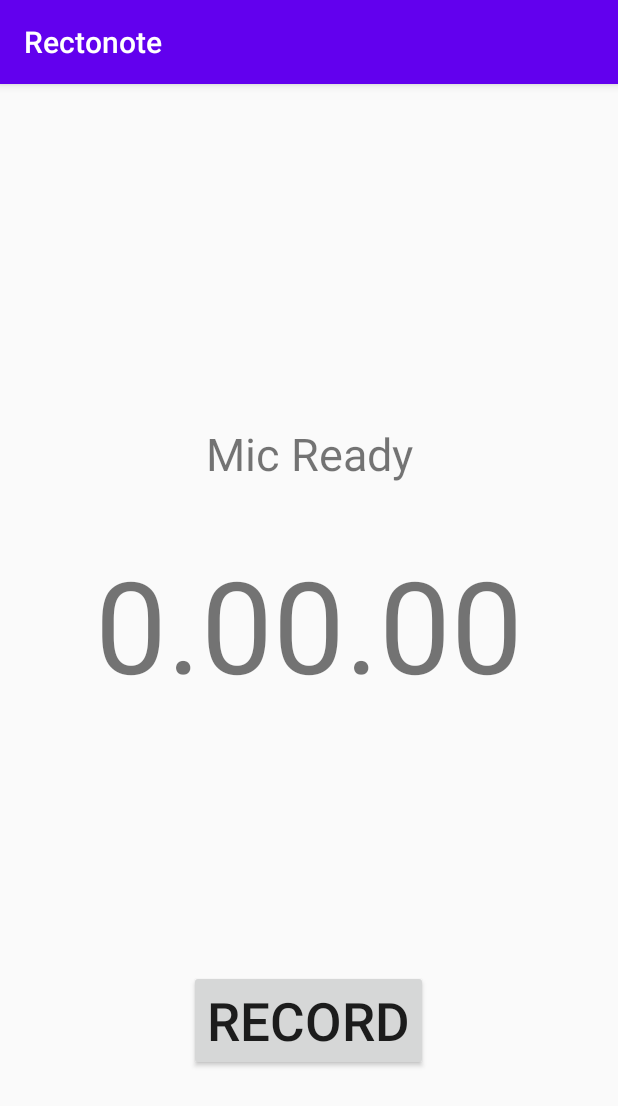
After one commit to Tharamac/Rectonote, an Android app: the AddNewIdea screen opened directly, with no data from a screen before it, on a phone screen of 412 x 824 dp. The commit adds this screen. Shown: the top 1106 px of the screen. Run offline under Robolectric (Android 15) with nearby library versions, the light colour scheme and no system bars; 8 statements that could not run were skipped.

Commit message:
add new activity / testing switch activity and testing timer

```diff
--- a/app/src/main/AndroidManifest.xml
+++ b/app/src/main/AndroidManifest.xml
@@ -1,6 +1,8 @@
 <?xml version="1.0" encoding="utf-8"?>
 <manifest xmlns:android="http://schemas.android.com/apk/res/android"
     package="com.app.rectonote">
+
+    <uses-permission android:name="android.permission.RECORD_AUDIO" />
 
     <application
         android:allowBackup="true"
@@ -9,6 +11,7 @@
         android:roundIcon="@mipmap/ic_launcher_round"
         android:supportsRtl="true"
         android:theme="@style/AppTheme">
+        <activity android:name=".AddNewIdea"></activity>
         <activity android:name=".MainActivity">
             <intent-filter>
                 <action android:name="android.intent.action.MAIN" />
--- /dev/null
+++ b/app/src/main/java/com/app/rectonote/AddNewIdea.kt
@@ -0,0 +1,173 @@
+package com.app.rectonote
+
+import android.Manifest
+import android.content.pm.PackageManager
+import android.media.AudioFormat
+import android.media.AudioRecord
+import android.media.MediaRecorder
+import android.os.Bundle
+import android.os.Handler
+import android.view.View
+import android.widget.Button
+import android.widget.TextView
+import androidx.appcompat.app.AppCompatActivity
+import java.io.FileNotFoundException
+import java.io.FileOutputStream
+import java.io.IOException
+import java.util.*
+
+
+private const val LOG_TAG = "AudioRecordTest"
+private const val REQUEST_RECORD_AUDIO_PERMISSION = 200
+
+class AddNewIdea : AppCompatActivity() {
+    //constant
+    private val REC_SAMPLERATE:Int = 8000
+    private val REC_CHANNELS = AudioFormat.CHANNEL_IN_MONO
+    private val REC_AUDIO_ENCODING = AudioFormat.ENCODING_PCM_16BIT
+
+    //element pointer
+    private val btnRecord = findViewById<Button>(R.id.btnRecord)
+    private val btnStop = findViewById<Button>(R.id.btnStop)
+    private val txtStatus = findViewById<TextView>(R.id.txtStatus)
+    private val txtTimer = findViewById<TextView>(R.id.txtTimer)
+
+    //flag
+    private var isRecording = false
+    private var recorder: AudioRecord? = null
+    private var recordingThread: Thread? = null
+    private var running = false
+    private var centisecs = 0
+    private var wasRunning = false
+
+    override fun onCreate(savedInstanceState: Bundle?) {
+        super.onCreate(savedInstanceState)
+        //fileName = "${externalCacheDir.absolutePath}/audiorecordtest.3gp"
+        setContentView(R.layout.activity_add_new_idea)
+        txtStatus.text = "Mic Ready"
+        btnRecord.setOnClickListener(pressPlay)
+        btnStop.setOnClickListener(pressStop)
+        startTimer()
+
+        val bufferSize = AudioRecord.getMinBufferSize(
+            REC_SAMPLERATE,
+            REC_CHANNELS, REC_AUDIO_ENCODING
+        )
+    }
+
+    //permission
+    private var permissionToRecordAccepted = false
+    private var permissions: Array<String> = arrayOf(Manifest.permission.RECORD_AUDIO)
+    override fun onRequestPermissionsResult(
+        requestCode: Int,
+        permissions: Array<String>,
+        grantResults: IntArray
+    ) {
+        super.onRequestPermissionsResult(requestCode, permissions, grantResults)
+        permissionToRecordAccepted = if (requestCode == REQUEST_RECORD_AUDIO_PERMISSION) {
+            grantResults[0] == PackageManager.PERMISSION_GRANTED
+        } else {
+            false
+        }
+        if (!permissionToRecordAccepted) finish()
+    }
+    private var bufferElements2Rec = 1024 // want to play 2048 (2K) since 2 bytes we use only 1024
+    private var bytesPerElement = 2
+
+    private val pressPlay = View.OnClickListener {
+        fun onClick(view:View){
+            btnRecord.isEnabled = false
+            btnRecord.visibility = View.INVISIBLE
+            btnStop.isEnabled = true
+            btnRecord.visibility = View.VISIBLE
+            centisecs = 0
+            running = true
+
+        }
+    }
+
+    private val pressStop = View.OnClickListener {
+        fun onClick(view : View){
+            btnRecord.isEnabled = true
+            btnRecord.visibility = View.VISIBLE
+            btnStop.isEnabled = false
+            btnStop.visibility = View.INVISIBLE
+            running = false;
+        }
+    }
+
+    private fun startTimer(){
+        val handler = Handler()
+        handler.postDelayed(Runnable {
+                var millisecs = centisecs % 10
+                var minutes = centisecs / 6000
+                var secs = (centisecs / 100) % 6000
+                var time = String.format(Locale.getDefault(),
+                    "%d:%02d:%02d", minutes, secs, millisecs)
+                txtTimer.text = time
+                if(running) centisecs++
+        },10)
+    }
+
+
+    private fun startRecording(){
+        recorder = AudioRecord(MediaRecorder.AudioSource.MIC,
+            REC_SAMPLERATE,
+            REC_CHANNELS,
+            REC_AUDIO_ENCODING,
+            bufferElements2Rec*bytesPerElement)
+        recorder!!.startRecording()
+        isRecording = true
+        recordingThread = Thread(Runnable { writeAudioDataToFile() }, "AudioRecorder Thread")
+        recordingThread!!.start()
+
+    }
+
+    private fun short2byte(sData: ShortArray): ByteArray? {
+        val shortArrsize = sData.size
+        val bytes = ByteArray(shortArrsize * 2)
+        for (i in 0 until shortArrsize) {
+            bytes[i * 2] = (sData[i].toInt().and(0x000000FF)) as Byte //Least Sig Bytes
+            bytes[i * 2 + 1] = (sData[i].toInt().shr(8)) as Byte //Most Sig Byte
+            sData[i] = 0
+        }
+        return bytes
+    }
+    private fun writeAudioDataToFile() {
+        val filePath = "${filesDir}/voice8K16bitmono.pcm"
+        var sData = ShortArray(bufferElements2Rec)
+
+        var outputStream: FileOutputStream ?= null
+        try{
+            outputStream = FileOutputStream(filePath)
+        }catch (e: FileNotFoundException){
+            e.printStackTrace();
+        }
+        while (isRecording) { // gets the voice output from microphone to byte format
+            recorder!!.read(sData, 0, bufferElements2Rec)
+            try { // // writes the data to file from buffer
+                // stores the voice buffer
+                val bData = short2byte(sData)
+                outputStream!!.write(bData, 0, bufferElements2Rec * bytesPerElement)
+            } catch (e: IOException) {
+                e.printStackTrace()
+            }
+        }
+        try {
+            outputStream!!.close()
+        } catch (e: IOException) {
+            e.printStackTrace()
+        }
+    }
+    private fun stopRecording() { // stops the recording activity
+        if (null != recorder) {
+            isRecording = false
+            recorder!!.stop()
+            recorder!!.release()
+            recorder = null
+            recordingThread = null
+        }
+    }
+
+
+}
--- /dev/null
+++ b/app/src/main/res/layout/activity_add_new_idea.xml
@@ -0,0 +1,60 @@
+<?xml version="1.0" encoding="utf-8"?>
+<androidx.constraintlayout.widget.ConstraintLayout xmlns:android="http://schemas.android.com/apk/res/android"
+    xmlns:app="http://schemas.android.com/apk/res-auto"
+    xmlns:tools="http://schemas.android.com/tools"
+    android:layout_width="match_parent"
+    android:layout_height="match_parent"
+    tools:context=".AddNewIdea">
+
+    <Button
+        android:id="@+id/btnRecord"
+        android:layout_width="wrap_content"
+        android:layout_height="wrap_content"
+        android:text="Record"
+        android:textSize="35dp"
+        app:layout_constraintBottom_toBottomOf="parent"
+        app:layout_constraintEnd_toEndOf="parent"
+        app:layout_constraintHorizontal_bias="0.498"
+        app:layout_constraintStart_toStartOf="parent"
+        app:layout_constraintTop_toTopOf="parent"
+        app:layout_constraintVertical_bias="0.843" />
+
+    <Button
+        android:id="@+id/btnStop"
+        android:layout_width="wrap_content"
+        android:layout_height="wrap_content"
+        android:enabled="false"
+        android:text="@string/stop"
+        android:textSize="35sp"
+        android:visibility="invisible"
+        app:layout_constraintBottom_toBottomOf="parent"
+        app:layout_constraintEnd_toEndOf="parent"
+        app:layout_constraintHorizontal_bias="0.498"
+        app:layout_constraintStart_toStartOf="parent"
+        app:layout_constraintTop_toTopOf="parent"
+        app:layout_constraintVertical_bias="0.843" />
+
+    <TextView
+        android:id="@+id/txtTimer"
+        android:layout_width="wrap_content"
+        android:layout_height="wrap_content"
+        android:text="0.00.00"
+        android:textSize="85dp"
+        app:layout_constraintBottom_toTopOf="@+id/btnRecord"
+        app:layout_constraintEnd_toEndOf="parent"
+        app:layout_constraintStart_toStartOf="parent"
+        app:layout_constraintTop_toBottomOf="@+id/txtStatus"
+        app:layout_constraintVertical_bias="0.172" />
+
+    <TextView
+        android:id="@+id/txtStatus"
+        android:layout_width="wrap_content"
+        android:layout_height="wrap_content"
+        android:text="@string/mic_ready"
+        android:textSize="30dp"
+        app:layout_constraintBottom_toTopOf="@+id/btnRecord"
+        app:layout_constraintEnd_toEndOf="parent"
+        app:layout_constraintStart_toStartOf="parent"
+        app:layout_constraintTop_toTopOf="parent"
+        app:layout_constraintVertical_bias="0.411" />
+</androidx.constraintlayout.widget.ConstraintLayout>
--- a/app/src/main/res/values/strings.xml
+++ b/app/src/main/res/values/strings.xml
@@ -1,3 +1,5 @@
 <resources>
     <string name="app_name">Rectonote</string>
+    <string name="stop">Stop</string>
+    <string name="mic_ready">Mic Ready</string>
 </resources>
```
Also changed, not shown: app/src/main/cpp/CMakeLists.txt (+6 -1 lines), app/src/main/java/com/app/rectonote/MainActivity.kt (+12 -1 lines), app/src/main/res/layout/activity_main.xml (+15 -8 lines), 1 other file.
